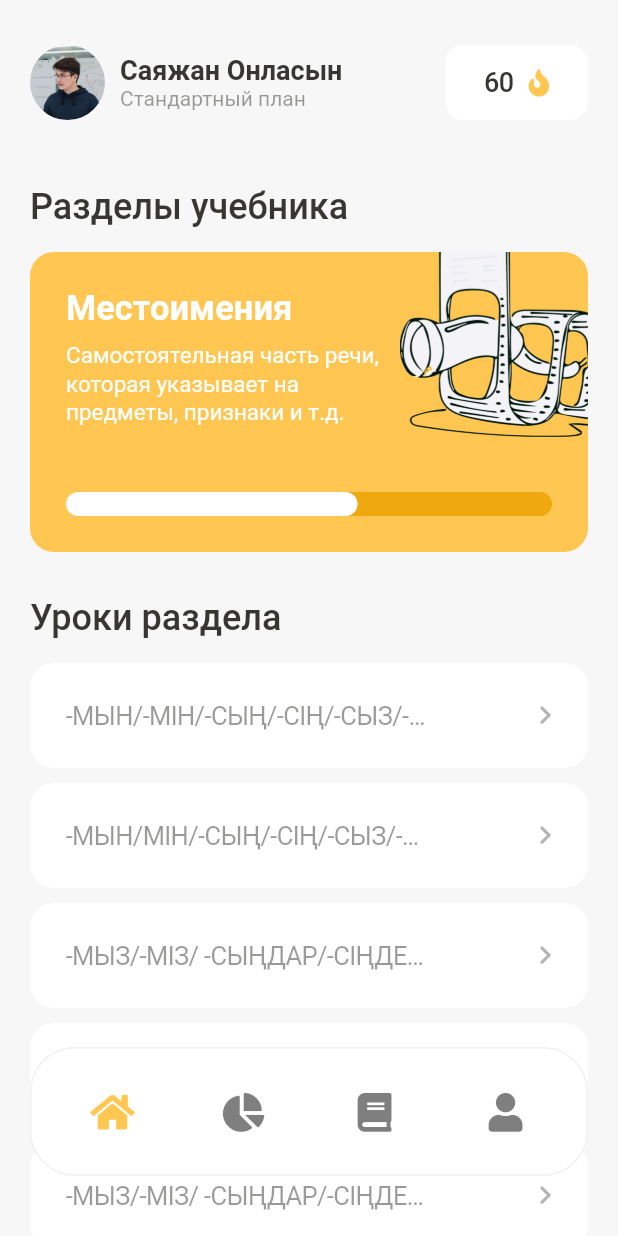
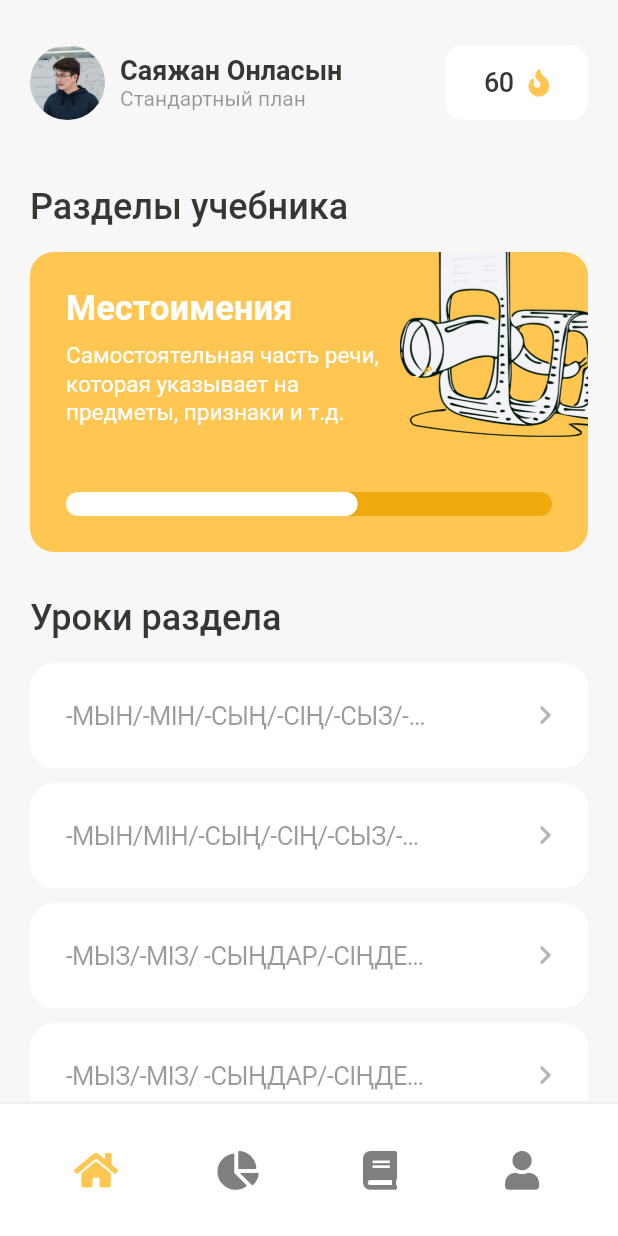
Before and after one commit to Crepiks/nomad-mobile, a Flutter app: the MainLayout widget shown alone on an empty page, opened directly, on a phone screen of 412 x 824 dp. Run offline on Flutter 3.47's test engine with Material 2 defaults, Android fonts, the phone set to English and light mode, and no system bars; our stand-ins replace dartz, fl_chart, font_awesome_flutter, mask_text_input_formatter.

Commit message:
feat: redesign bottom navigation menu

```diff
--- a/lib/layouts/components/bottom_navigation.dart
+++ b/lib/layouts/components/bottom_navigation.dart
@@ -22,11 +22,10 @@ class BottomNavigation extends StatelessWidget {
   @override
   Widget build(BuildContext context) {
     return Container(
-        padding: const EdgeInsets.symmetric(horizontal: 30, vertical: 18),
+        padding: const EdgeInsets.symmetric(horizontal: 40, vertical: 20),
         decoration: BoxDecoration(
           color: Colors.white,
-          borderRadius: const BorderRadius.all(Radius.circular(30)),
-          border: Border.all(color: AppColors.borderColor),
+          border: Border(top: BorderSide(color: AppColors.borderColor, width: 2),),
         ),
         child:
             Row(mainAxisAlignment: MainAxisAlignment.spaceBetween, children: [
@@ -37,7 +36,9 @@ class BottomNavigation extends StatelessWidget {
             },
             icon: FaIcon(FontAwesomeIcons.home,
                 size: iconSize,
-                color: activeIndex == 0 ? AppColors.primaryColor : defaultIconColor),
+                color: activeIndex == 0
+                    ? AppColors.primaryColor
+                    : defaultIconColor),
           ),
           IconButton(
             onPressed: () {
@@ -47,7 +48,8 @@ class BottomNavigation extends StatelessWidget {
             icon: FaIcon(
               FontAwesomeIcons.chartPie,
               size: iconSize,
-              color: activeIndex == 1 ? AppColors.primaryColor : defaultIconColor,
+              color:
+                  activeIndex == 1 ? AppColors.primaryColor : defaultIconColor,
             ),
           ),
           IconButton(
@@ -58,7 +60,8 @@ class BottomNavigation extends StatelessWidget {
             icon: FaIcon(
               FontAwesomeIcons.book,
               size: iconSize,
-              color: activeIndex == 2 ? AppColors.primaryColor : defaultIconColor,
+              color:
+                  activeIndex == 2 ? AppColors.primaryColor : defaultIconColor,
             ),
           ),
           IconButton(
@@ -69,7 +72,8 @@ class BottomNavigation extends StatelessWidget {
             icon: FaIcon(
               FontAwesomeIcons.solidUser,
               size: iconSize,
-              color: activeIndex == 3 ? AppColors.primaryColor : defaultIconColor,
+              color:
+                  activeIndex == 3 ? AppColors.primaryColor : defaultIconColor,
             ),
           )
         ]));
--- a/lib/layouts/main_layout.dart
+++ b/lib/layouts/main_layout.dart
@@ -36,7 +36,6 @@ class _MainLayoutState extends State<MainLayout> {
                 width: double.infinity,
                 child: screens[activeScreenIndex]),
             Container(
-              padding: const EdgeInsets.only(right: 20, bottom: 40, left: 20),
               alignment: Alignment.bottomCenter,
               child: BottomNavigation(
                 activeIndex: activeScreenIndex,
```
